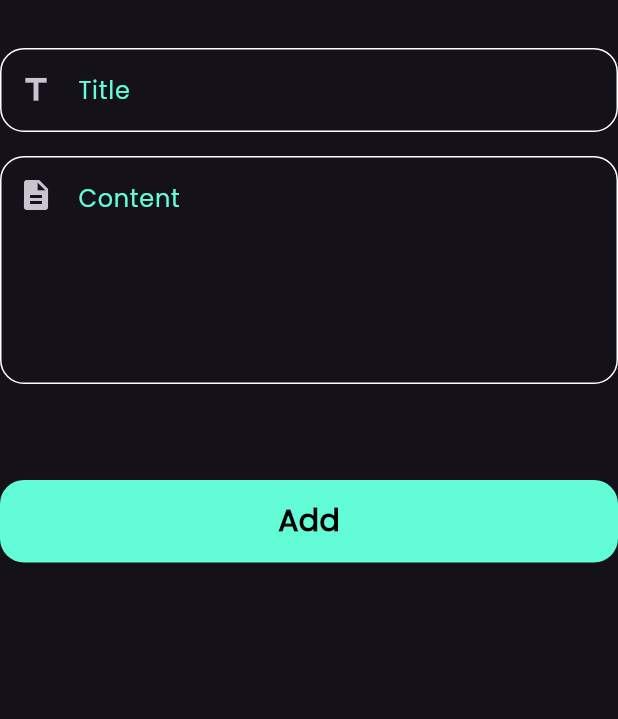
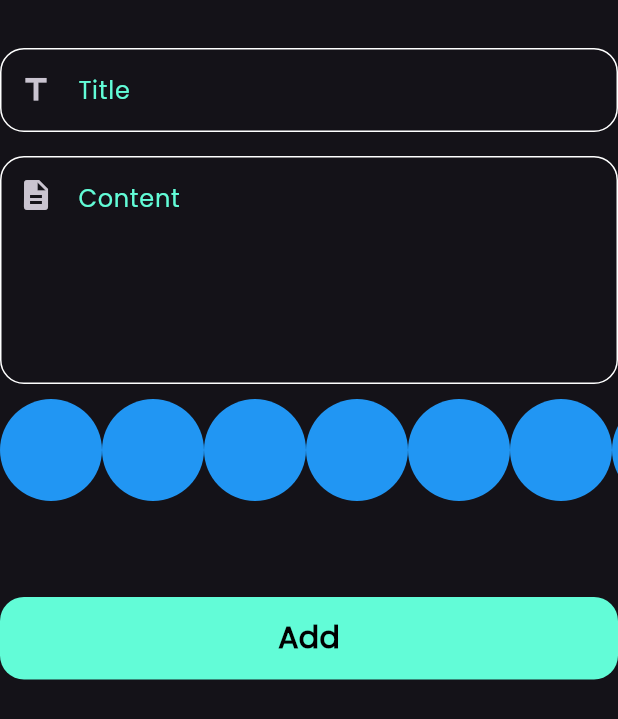
Before and after one commit to M-I-Fekry/notes_app, a Flutter app: the AddNoteForm widget shown alone on an empty page, opened directly, on a phone screen of 412 x 824 dp. Shown: the top 719 px of the screen. Run offline on Flutter 3.47's test engine with Material 3 defaults, Android fonts, the phone set to English and light mode, and no system bars; our stand-ins replace bloc, flutter_bloc, font_awesome_flutter, hive, hive_flutter, modal_progress_hud_nsn; accounts and stored records are empty.

Commit message:
feat: add color picker list for notes part one

```diff
--- a/lib/widgets/add_note_form.dart
+++ b/lib/widgets/add_note_form.dart
@@ -3,6 +3,7 @@ import 'package:flutter_bloc/flutter_bloc.dart';
 import 'package:intl/intl.dart';
 import 'package:notes_app/cubits/add_note_cubit/add_note_cubit.dart';
 import 'package:notes_app/models/note_model.dart';
+import 'package:notes_app/widgets/colors_list_view.dart';
 import 'package:notes_app/widgets/custom_button.dart';
 import 'package:notes_app/widgets/custom_text_field.dart';
 
@@ -42,6 +43,10 @@ class _AddNoteFormState extends State<AddNoteForm> {
             hint: 'Content',
             maxLines: 5,
           ),
+         Padding(
+           padding: const EdgeInsets.only(top: 10),
+           child: const colorsListView(),
+         ),
           const SizedBox(height: 64),
           BlocBuilder<AddNoteCubit, AddNoteState>(
             builder: (context, state) {
--- /dev/null
+++ b/lib/widgets/colors_list_view.dart
@@ -0,0 +1,28 @@
+import 'package:flutter/material.dart';
+
+class ColorItem extends StatelessWidget {
+  const ColorItem({super.key});
+
+  @override
+  Widget build(BuildContext context) {
+    return const CircleAvatar(radius: 34, backgroundColor: Colors.blue);
+  }
+}
+
+class colorsListView extends StatelessWidget {
+  const colorsListView({super.key});
+
+  @override
+  Widget build(BuildContext context) {
+    return SizedBox(
+      height: 34*2,
+      child: ListView.builder(
+        itemCount: 10,
+        scrollDirection: Axis.horizontal,
+        itemBuilder: (context, index) {
+          return const ColorItem();
+        },
+      ),
+    );
+  }
+}
```
